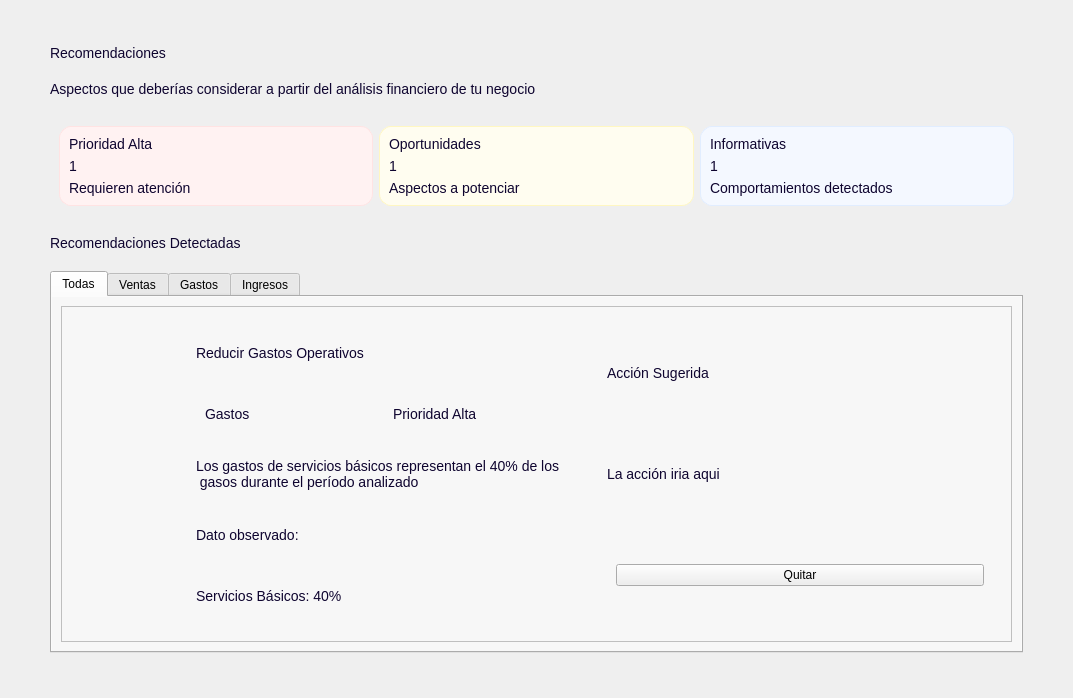
Above: app/ui/dashboard/pages/recomendaciones.ui from Brando-1510/Proyecto-Integrador-2.0 before the change. Below: the same form after it.
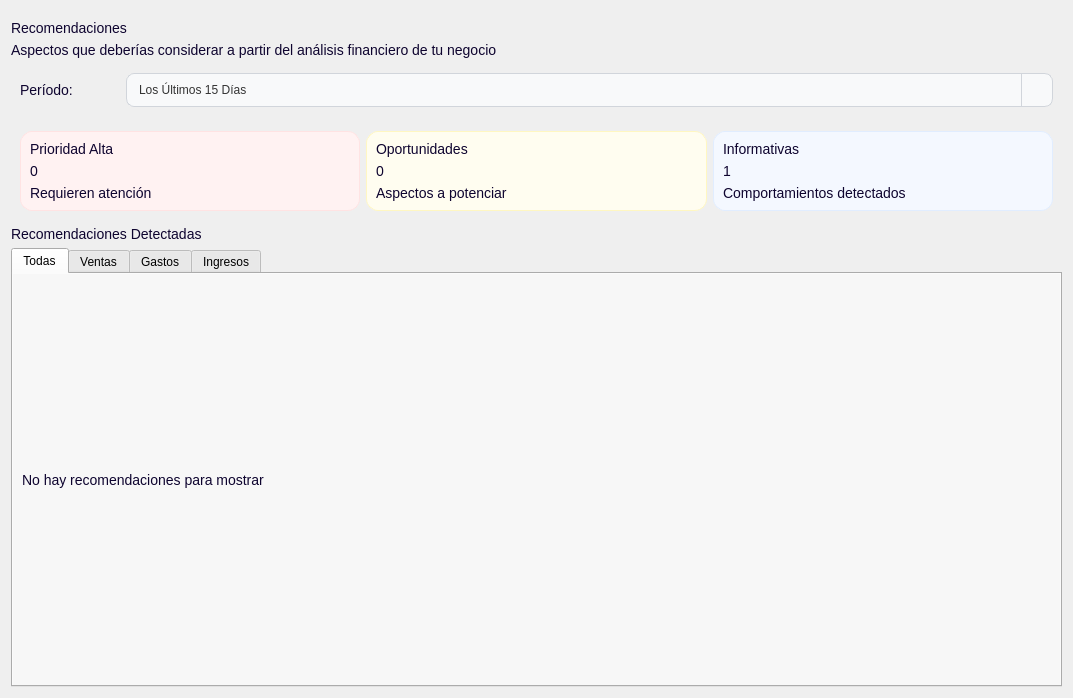
That is the form after the change. Icons and pictures are not drawn.

Commit message: terminando el modulo de recomendaciones

The edit to the form file:
```diff
--- a/app/ui/dashboard/pages/recomendaciones.ui
+++ b/app/ui/dashboard/pages/recomendaciones.ui
@@ -102,117 +102,110 @@
 QPushButton[boton=&quot;Secundario&quot;]:pressed {
     background-color: rgba(131, 117, 174, 0.9);
 }
+/* --- ESTILO DEL QCOMBOBOX --- */
+/* --- ESTADO BASE --- */
+QLineEdit, QDateEdit, QPlainTextEdit, QComboBox {
+    background-color: #F8F9FA; 
+    border: 1px solid #D1D5DB; 
+    border-radius: 8px;     
+    padding: 8px 12px;         
+    color: #333333;          
+}
+
+/* --- CUANDO EL MOUSE ESTÁ ENCIMA (HOVER) --- */
+QLineEdit:hover, QDateEdit:hover, QPlainTextEdit:hover, QComboBox:hover {
+    border: 1px solid #9CA3AF;
+    background-color: #F3F4F6;
+}
+
+/* --- CUANDO TIENE EL FOCO / SE ESTÁ ESCRIBIENDO (FOCUS) --- */
+QLineEdit:focus, QDateEdit:focus, QPlainTextEdit:focus, QComboBox:focus {
+    border: 2px solid #744bcc;
+    background-color: #FFFFFF;
+}
+
+/* --- CUANDO EL CAMPO ESTÁ DESHABILITADO (DISABLED) --- */
+QLineEdit:disabled, QDateEdit:disabled, QPlainTextEdit:disabled, QComboBox:disabled {
+    background-color: #E5E7EB;
+    color: #9CA3AF;
+    border: 1px solid #D1D5DB;
+}
+
+/* --- ESTILO ESPECÍFICO PARA EL BOTÓN DE FLECHA EN QDATEEDIT --- */
+QDateEdit::drop-down {
+    subcontrol-origin: padding;
+    subcontrol-position: top right;
+    width: 20px;
+    border-left-width: 1px;
+    border-left-color: #D1D5DB;
+    border-left-style: solid;
+    border-top-right-radius: 8px;
+    border-bottom-right-radius: 8px;
+}
+
+/* --- ESTILO DEL QCOMBOBOX --- */
+QComboBox {
+    background-color: #F8F9FA;
+    border: 1px solid #D1D5DB;
+    border-radius: 8px;
+    padding: 8px 12px;
+    padding-right: 30px;
+    color: #333333;
+}
+
+QComboBox:hover {
+    border: 1px solid #9CA3AF;
+    background-color: #F3F4F6;
+}
+
+QComboBox:focus {
+    border: 2px solid #744bcc;
+    background-color: #FFFFFF;
+}
+
+QComboBox:disabled {
+    background-color: #E5E7EB;
+    color: #9CA3AF;
+    border: 1px solid #D1D5DB;
+}
+
+/* --- BOTÓN DE DESPLEGAR --- */
+QComboBox::drop-down {
+    subcontrol-origin: padding;
+    subcontrol-position: top right;
+    width: 30px;
+    border-left: 1px solid #D1D5DB;
+    border-top-right-radius: 8px;
+    border-bottom-right-radius: 8px;
+}
+
+/* --- FLECHA --- */
+QComboBox::down-arrow {
+    image: url(:/icons/chevron.svg);
+    width: 12px;
+    height: 12px;
+}
+/* --- LISTA DESPLEGABLE DEL QCOMBOBOX --- */
+QComboBox QAbstractItemView {
+    background-color: #FFFFFF;
+    border: 1px solid #D1D5DB;
+    border-radius: 8px;
+    padding: 4px;
+    color: #333333;
+    selection-background-color: #744bcc;
+    selection-color: #FFFFFF;
+}
+
+/* --- HOVER DE LOS ELEMENTOS DEL QCOMBOBOX --- */
+QComboBox QAbstractItemView::item:hover {
+    background-color: #F3F4F6;
+    color: #333333;
+}
 
 </string>
   </property>
   <layout class="QVBoxLayout" name="verticalLayout">
-   <item>
-    <layout class="QVBoxLayout" name="verticalLayout_12">
-     <property name="spacing">
-      <number>20</number>
-     </property>
-     <property name="leftMargin">
-      <number>30</number>
-     </property>
      <property name="topMargin">
-      <number>25</number>
-     </property>
-     <property name="rightMargin">
-      <number>30</number>
-     </property>
-     <property name="bottomMargin">
-      <number>25</number>
-     </property>
-     <item>
-      <widget class="QScrollArea" name="scrollArea">
-       <property name="styleSheet">
-        <string notr="true">/*
------------------------------------------------------------------------------------------------------
-ScrollArea
------------------------------------------------------------------------------------------------------
-*/
-#scrollAreaWidgetContents {
-    background-color: transparent;
-}
-QScrollArea {
-    background-color: transparent;
-    border: none;
-	border-radius:0px;
-}
-
-/* Widget que está dentro del ScrollArea */
-/*QScrollArea &gt; QWidget &gt; QWidget {
-    background-color: #F9F9FC;
-}*/
-
-/* Scrollbar vertical */
-QScrollBar:vertical {
-    background-color: transparent;
-    width: 8px;
-    margin: 4px 2px 4px 0px;
-}
-
-/* Parte que se puede arrastrar */
-QScrollBar::handle:vertical {
-    background-color: #C9C1D5;
-    border-radius: 4px;
-    min-height: 40px;
-}
-
-/* Al pasar el mouse */
-QScrollBar::handle:vertical:hover {
-    background-color: #A99DB8;
-}
-
-/* Ocultar botones de arriba y abajo */
-QScrollBar::add-line:vertical,
-QScrollBar::sub-line:vertical {
-    height: 0px;
-}
-
-/* Espacio antes/después del handle */
-QScrollBar::add-page:vertical,
-QScrollBar::sub-page:vertical {
-    background: transparent;
-}</string>
-       </property>
-       <property name="frameShape">
-        <enum>QFrame::NoFrame</enum>
-       </property>
-       <property name="frameShadow">
-        <enum>QFrame::Plain</enum>
-       </property>
-       <property name="widgetResizable">
-        <bool>true</bool>
-       </property>
-       <widget class="QWidget" name="scrollAreaWidgetContents">
-        <property name="geometry">
-         <rect>
-          <x>0</x>
-          <y>0</y>
-          <width>995</width>
-          <height>630</height>
-         </rect>
-        </property>
-        <property name="sizePolicy">
-         <sizepolicy hsizetype="Expanding" vsizetype="Preferred">
-          <horstretch>0</horstretch>
-          <verstretch>0</verstretch>
-         </sizepolicy>
-        </property>
-        <layout class="QVBoxLayout" name="verticalLayout_2">
-         <property name="leftMargin">
-          <number>9</number>
-         </property>
-         <property name="topMargin">
-          <number>9</number>
-         </property>
-         <property name="rightMargin">
-          <number>9</number>
-         </property>
-         <item>
-          <layout class="QVBoxLayout" name="verticalLayout_11">
-           <property name="spacing">
             <number>20</number>
            </property>
            <item>
@@ -247,6 +240,52 @@
              </property>
             </widget>
            </item>
+   <item>
+    <widget class="QWidget" name="widget_7" native="true">
+     <layout class="QHBoxLayout" name="horizontalLayout_5">
+      <item>
+       <widget class="QLabel" name="label_17">
+        <property name="maximumSize">
+         <size>
+          <width>100</width>
+          <height>16777215</height>
+         </size>
+        </property>
+        <property name="text">
+         <string>Período:</string>
+        </property>
+        <property name="texto" stdset="0">
+         <string>Destacado</string>
+        </property>
+       </widget>
+      </item>
+      <item>
+       <widget class="QComboBox" name="periodo">
+        <item>
+         <property name="text">
+          <string>Los Últimos 15 Días</string>
+         </property>
+        </item>
+        <item>
+         <property name="text">
+          <string>Este Mes</string>
+         </property>
+        </item>
+        <item>
+         <property name="text">
+          <string>Los Últimos 3 Meses</string>
+         </property>
+        </item>
+        <item>
+         <property name="text">
+          <string>Último Año</string>
+         </property>
+        </item>
+       </widget>
+      </item>
+     </layout>
+    </widget>
+   </item>
            <item>
             <widget class="QWidget" name="widget" native="true">
              <property name="styleSheet">
@@ -286,7 +325,7 @@
                  <item>
                   <widget class="QLabel" name="cantidadPrioridad">
                    <property name="text">
-                    <string>1</string>
+            <string>0</string>
                    </property>
                    <property name="texto" stdset="0">
                     <string>Valor</string>
@@ -336,7 +375,7 @@
                  <item>
                   <widget class="QLabel" name="cantidadOportunidades">
                    <property name="text">
-                    <string>1</string>
+            <string>0</string>
                    </property>
                    <property name="texto" stdset="0">
                     <string>Valor</string>
@@ -506,204 +545,69 @@
               </attribute>
               <layout class="QVBoxLayout" name="verticalLayout_6">
                <item>
-                <widget class="QFrame" name="frame">
-                 <property name="frameShape">
-                  <enum>QFrame::StyledPanel</enum>
-                 </property>
-                 <property name="frameShadow">
-                  <enum>QFrame::Raised</enum>
-                 </property>
-                 <property name="carta" stdset="0">
-                  <string>Dashboard</string>
-                 </property>
-                 <layout class="QHBoxLayout" name="horizontalLayout_2">
-                  <item>
-                   <widget class="QWidget" name="widget_2" native="true">
-                    <property name="maximumSize">
-                     <size>
-                      <width>110</width>
-                      <height>16777215</height>
-                     </size>
-                    </property>
-                    <layout class="QVBoxLayout" name="verticalLayout_7">
-                     <item>
-                      <widget class="QLabel" name="label_5">
-                       <property name="maximumSize">
-                        <size>
-                         <width>90</width>
-                         <height>90</height>
-                        </size>
-                       </property>
-                       <property name="text">
-                        <string/>
-                       </property>
-                       <property name="pixmap">
-                        <pixmap resource="../../../resources/resources.qrc">:/icons/exclamationMarkRed.svg</pixmap>
-                       </property>
-                       <property name="scaledContents">
-                        <bool>true</bool>
-                       </property>
-                      </widget>
-                     </item>
-                     <item>
-                      <spacer name="verticalSpacer">
-                       <property name="orientation">
-                        <enum>Qt::Vertical</enum>
-                       </property>
-                       <property name="sizeHint" stdset="0">
-                        <size>
-                         <width>20</width>
-                         <height>40</height>
-                        </size>
-                       </property>
-                      </spacer>
-                     </item>
-                    </layout>
-                   </widget>
-                  </item>
-                  <item>
-                   <widget class="QWidget" name="widget_3" native="true">
-                    <layout class="QVBoxLayout" name="verticalLayout_8">
-                     <item>
-                      <widget class="QLabel" name="label_8">
-                       <property name="text">
-                        <string>Reducir Gastos Operativos</string>
-                       </property>
-                       <property name="texto" stdset="0">
-                        <string>Destacado</string>
-                       </property>
-                      </widget>
-                     </item>
-                     <item>
-                      <widget class="QWidget" name="widget_5" native="true">
+        <widget class="QLabel" name="lblTodas">
                        <property name="styleSheet">
-                        <string notr="true">QLabel {
-    qproperty-alignment: 'AlignCenter';
-}</string>
-                       </property>
-                       <layout class="QHBoxLayout" name="horizontalLayout_3">
-                        <item>
-                         <widget class="QLabel" name="label_10">
+          <string notr="true">qproperty-alignment: AlignCenter;</string>
+         </property>
                           <property name="text">
-                           <string>Gastos</string>
-                          </property>
-                          <property name="badge" stdset="0">
-                           <string>categoria</string>
-                          </property>
-                         </widget>
-                        </item>
-                        <item>
-                         <widget class="QLabel" name="label_11">
-                          <property name="text">
-                           <string>Prioridad Alta</string>
-                          </property>
-                          <property name="badge" stdset="0">
-                           <string>prioridad-alta</string>
-                          </property>
-                         </widget>
-                        </item>
-                       </layout>
-                      </widget>
-                     </item>
-                     <item>
-                      <widget class="QLabel" name="lblDescripcionReco">
-                       <property name="text">
-                        <string>Los gastos de servicios básicos representan el 40% de los
- gasos durante el período analizado</string>
-                       </property>
-                      </widget>
-                     </item>
-                     <item>
-                      <widget class="QLabel" name="label_13">
-                       <property name="text">
-                        <string>Dato observado:</string>
-                       </property>
-                       <property name="texto" stdset="0">
-                        <string>Destacado</string>
-                       </property>
-                      </widget>
-                     </item>
-                     <item>
-                      <widget class="QLabel" name="lblDato">
-                       <property name="text">
-                        <string>Servicios Básicos: 40%</string>
-                       </property>
-                       <property name="texto" stdset="0">
-                        <string>Descripcion</string>
-                       </property>
-                      </widget>
-                     </item>
-                    </layout>
-                   </widget>
-                  </item>
-                  <item>
-                   <widget class="QWidget" name="widget_4" native="true">
-                    <layout class="QVBoxLayout" name="verticalLayout_9">
-                     <item>
-                      <widget class="QLabel" name="label_12">
-                       <property name="text">
-                        <string>Acción Sugerida</string>
-                       </property>
-                       <property name="texto" stdset="0">
-                        <string>Destacado</string>
-                       </property>
-                      </widget>
-                     </item>
-                     <item>
-                      <widget class="QLabel" name="label_14">
-                       <property name="text">
-                        <string>La acción iria aqui</string>
-                       </property>
-                      </widget>
-                     </item>
-                     <item>
-                      <widget class="QWidget" name="widget_6" native="true">
-                       <layout class="QHBoxLayout" name="horizontalLayout_4">
-                        <item>
-                         <widget class="QPushButton" name="pushButton_2">
-                          <property name="text">
-                           <string>Quitar</string>
-                          </property>
-                          <property name="boton" stdset="0">
-                           <string>Secundario</string>
-                          </property>
-                         </widget>
-                        </item>
-                       </layout>
-                      </widget>
-                     </item>
-                    </layout>
-                   </widget>
-                  </item>
-                 </layout>
-                </widget>
-               </item>
-              </layout>
-             </widget>
-             <widget class="QWidget" name="tab_2">
+          <string>No hay recomendaciones para mostrar</string>
+         </property>
+        </widget>
+       </item>
+      </layout>
+     </widget>
+     <widget class="QWidget" name="VentasTab">
               <attribute name="title">
                <string>Ventas</string>
               </attribute>
-             </widget>
-             <widget class="QWidget" name="Gastos">
+      <layout class="QVBoxLayout" name="verticalLayout_2">
+       <item>
+        <widget class="QLabel" name="lblVentas">
+         <property name="styleSheet">
+          <string notr="true">qproperty-alignment: AlignCenter;</string>
+         </property>
+         <property name="text">
+          <string>No hay recomendaciones para mostrar</string>
+         </property>
+        </widget>
+       </item>
+      </layout>
+     </widget>
+     <widget class="QWidget" name="GastosTab">
               <attribute name="title">
                <string>Gastos</string>
               </attribute>
-             </widget>
-             <widget class="QWidget" name="tab_4">
+      <layout class="QVBoxLayout" name="verticalLayout_10">
+       <item>
+        <widget class="QLabel" name="lblGasto">
+         <property name="styleSheet">
+          <string notr="true">qproperty-alignment: AlignCenter;</string>
+         </property>
+         <property name="text">
+          <string>No hay recomendaciones para mostrar</string>
+         </property>
+        </widget>
+       </item>
+      </layout>
+     </widget>
+     <widget class="QWidget" name="IngresosTab">
               <attribute name="title">
                <string>Ingresos</string>
               </attribute>
-             </widget>
-            </widget>
-           </item>
-          </layout>
-         </item>
-        </layout>
-       </widget>
-      </widget>
-     </item>
-    </layout>
+      <layout class="QVBoxLayout" name="verticalLayout_11">
+       <item>
+        <widget class="QLabel" name="lblIngreso">
+         <property name="styleSheet">
+          <string notr="true">qproperty-alignment: AlignCenter;</string>
+         </property>
+         <property name="text">
+          <string>No hay recomendaciones para mostrar</string>
+         </property>
+        </widget>
+       </item>
+      </layout>
+     </widget>
+    </widget>
    </item>
   </layout>
  </widget>
```
Left out of the diff: 3 changed lines with no effect on the pictures. Lines whose indentation alone changed are shown as unchanged. The commit also changes 8 other files.
